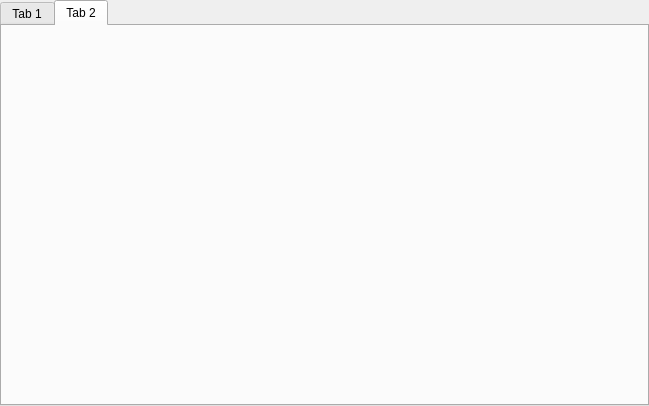
First picture: the form in sources/MainWidget.ui, repository PatchLion/RunServerManager, before the edit.
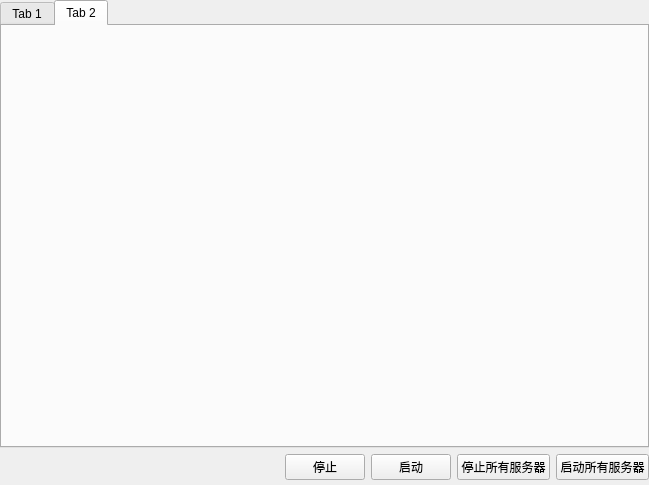
Second picture: the form after the edit. The open tabs and pages were chosen to show the change.

The edit to the form file:
```diff
--- a/sources/MainWidget.ui
+++ b/sources/MainWidget.ui
@@ -7,13 +7,13 @@
     <x>0</x>
     <y>0</y>
     <width>649</width>
-    <height>406</height>
+    <height>485</height>
    </rect>
   </property>
   <property name="windowTitle">
    <string>MainWidget</string>
   </property>
-  <layout class="QHBoxLayout" name="horizontalLayout">
+  <layout class="QVBoxLayout" name="verticalLayout">
    <property name="leftMargin">
     <number>0</number>
    </property>
@@ -24,7 +24,7 @@
     <number>0</number>
    </property>
    <property name="bottomMargin">
-    <number>0</number>
+    <number>5</number>
    </property>
    <item>
     <widget class="QTabWidget" name="tabWidgetServers">
@@ -43,6 +43,51 @@
      </widget>
     </widget>
    </item>
+   <item>
+    <layout class="QHBoxLayout" name="horizontalLayout">
+     <item>
+      <spacer name="horizontalSpacer">
+       <property name="orientation">
+        <enum>Qt::Horizontal</enum>
+       </property>
+       <property name="sizeHint" stdset="0">
+        <size>
+         <width>40</width>
+         <height>20</height>
+        </size>
+       </property>
+      </spacer>
+     </item>
+     <item>
+      <widget class="QPushButton" name="pushButtonStopCurrent">
+       <property name="text">
+        <string>停止</string>
+       </property>
+      </widget>
+     </item>
+     <item>
+      <widget class="QPushButton" name="pushButtonStartCurrent">
+       <property name="text">
+        <string>启动</string>
+       </property>
+      </widget>
+     </item>
+     <item>
+      <widget class="QPushButton" name="pushButtonStopAll">
+       <property name="text">
+        <string>停止所有服务器</string>
+       </property>
+      </widget>
+     </item>
+     <item>
+      <widget class="QPushButton" name="pushButtonStartAll">
+       <property name="text">
+        <string>启动所有服务器</string>
+       </property>
+      </widget>
+     </item>
+    </layout>
+   </item>
   </layout>
  </widget>
  <layoutdefault spacing="6" margin="11"/>
```
Left out of the diff: 2 changed lines with no effect on the pictures.
